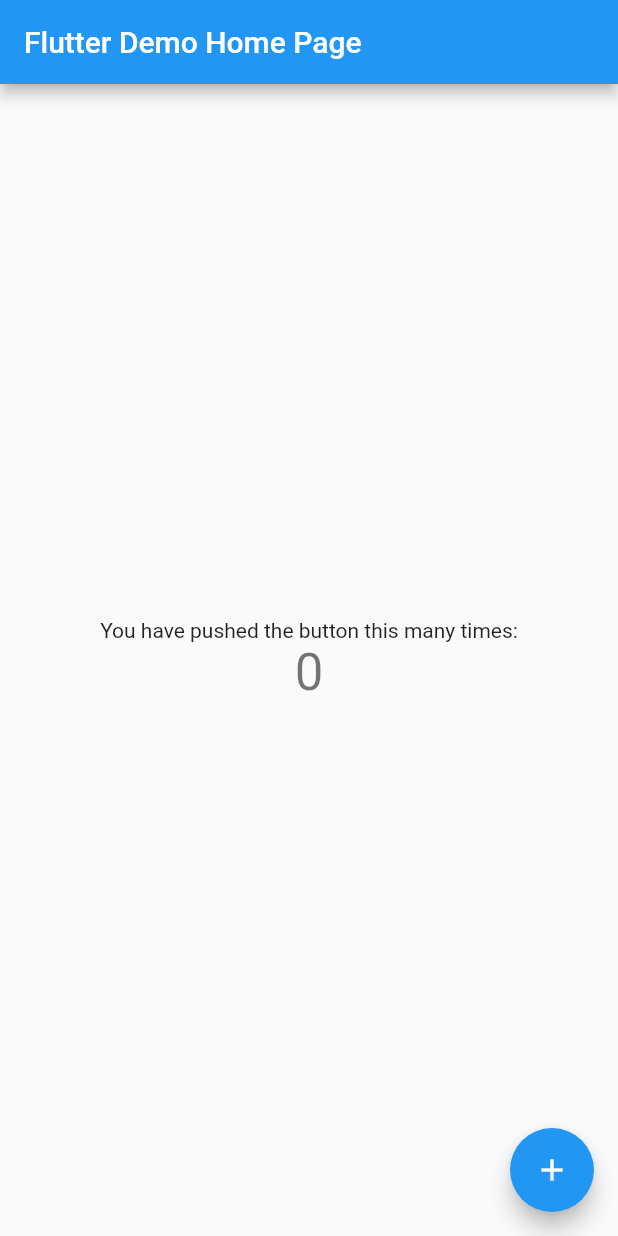
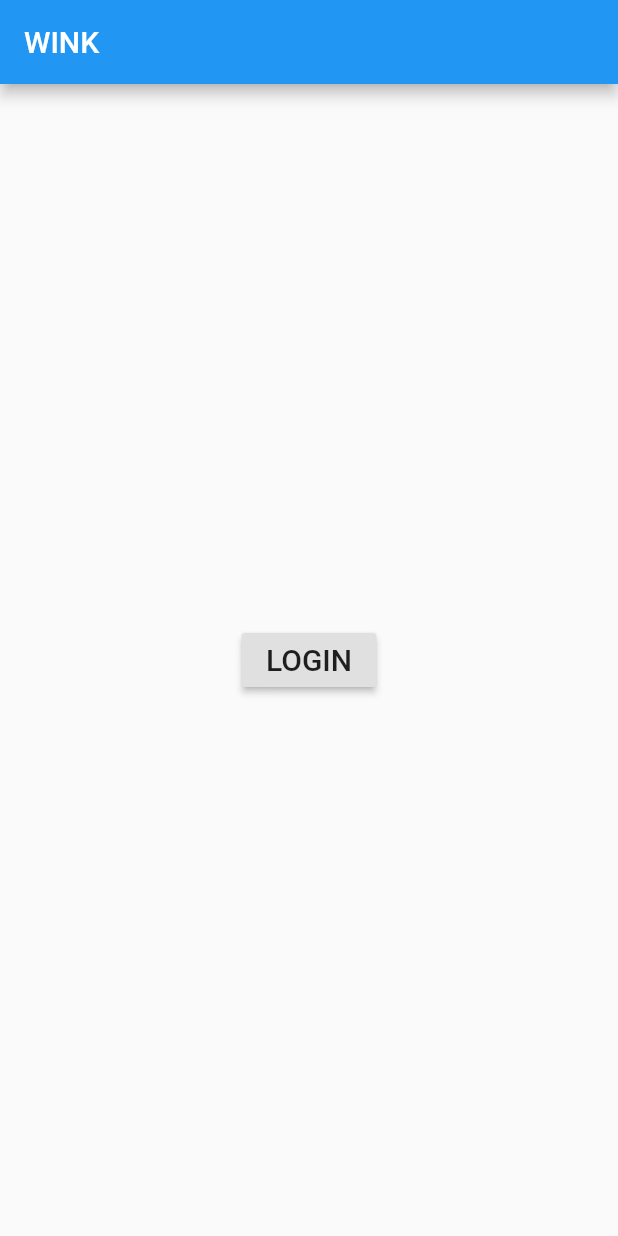
Before and after one commit to KMU-WINK/hssp-app, a Flutter app: the screen it shows after launch, on a phone screen of 412 x 824 dp. Run offline on Flutter 3.47's test engine with Material 2 defaults, Android fonts, the phone set to English and light mode, and no system bars; our stand-ins replace shared_preferences.

Commit message:
feature jsonwebtoken Auth func
토큰 기반 로그인, 자동 로그인, 로그아웃 기능 구현

```diff
--- a/lib/main.dart
+++ b/lib/main.dart
@@ -1,117 +1,55 @@
+import 'dart:io';
 import 'package:flutter/material.dart';
+import 'package:hsspapp/providers/app_config.dart';
+import 'package:hsspapp/providers/auth.dart';
+import 'package:hsspapp/providers/get_data.dart';
+import 'package:hsspapp/screens/login_page.dart';
+import 'package:provider/provider.dart';
 
 void main() {
-  runApp(MyApp());
+  const String wPort = '3010';
+  final String baseUrl =
+      Platform.isAndroid ? 'http://10.0.2.2:$wPort' : 'http://localhost:$wPort';
+  final String dataUrl = '$baseUrl/prod';
+
+  final appConfig =
+      AppConfig(baseUrl: baseUrl, dataUrl: dataUrl, buildFlavor: 'prod');
+
+  runApp(MyApp(appConfig));
 }
 
 class MyApp extends StatelessWidget {
-  // This widget is the root of your application.
+  final appConfiguration;
+
+  MyApp(this.appConfiguration);
+
   @override
   Widget build(BuildContext context) {
-    return MaterialApp(
-      title: 'Flutter Demo',
-      theme: ThemeData(
-        // This is the theme of your application.
-        //
-        // Try running your application with "flutter run". You'll see the
-        // application has a blue toolbar. Then, without quitting the app, try
-        // changing the primarySwatch below to Colors.green and then invoke
-        // "hot reload" (press "r" in the console where you ran "flutter run",
-        // or simply save your changes to "hot reload" in a Flutter IDE).
-        // Notice that the counter didn't reset back to zero; the application
-        // is not restarted.
-        primarySwatch: Colors.blue,
-        // This makes the visual density adapt to the platform that you run
-        // the app on. For desktop platforms, the controls will be smaller and
-        // closer together (more dense) than on mobile platforms.
-        visualDensity: VisualDensity.adaptivePlatformDensity,
+    return MultiProvider(
+      providers: [
+        Provider<AppConfig>.value(
+          value: appConfiguration,
+        ),
+        ChangeNotifierProxyProvider<AppConfig, AuthProvider>(
+          create: (_) => AuthProvider(),
+          update: (_, appConfig, authNotifier) {
+            authNotifier.appConfig = appConfig;
+            return authNotifier;
+          },
+        ),
+        ChangeNotifierProxyProvider2<AppConfig, AuthProvider, GetDataProvider>(
+          create: (_) => GetDataProvider(),
+          update: (_, appConfig, auth, getDataNotifier) {
+            getDataNotifier.appConfig = appConfig;
+            getDataNotifier.auth = auth;
+            return getDataNotifier;
+          },
+        ),
+      ],
+      child: MaterialApp(
+        title: 'HSSP',
+        home: LoginPage(),
       ),
-      home: MyHomePage(title: 'Flutter Demo Home Page'),
     );
   }
 }
-
-class MyHomePage extends StatefulWidget {
-  MyHomePage({Key key, this.title}) : super(key: key);
-
-  // This widget is the home page of your application. It is stateful, meaning
-  // that it has a State object (defined below) that contains fields that affect
-  // how it looks.
-
-  // This class is the configuration for the state. It holds the values (in this
-  // case the title) provided by the parent (in this case the App widget) and
-  // used by the build method of the State. Fields in a Widget subclass are
-  // always marked "final".
-
-  final String title;
-
-  @override
-  _MyHomePageState createState() => _MyHomePageState();
-}
-
-class _MyHomePageState extends State<MyHomePage> {
-  int _counter = 0;
-
-  void _incrementCounter() {
-    setState(() {
-      // This call to setState tells the Flutter framework that something has
-      // changed in this State, which causes it to rerun the build method below
-      // so that the display can reflect the updated values. If we changed
-      // _counter without calling setState(), then the build method would not be
-      // called again, and so nothing would appear to happen.
-      _counter++;
-    });
-  }
-
-  @override
-  Widget build(BuildContext context) {
-    // This method is rerun every time setState is called, for instance as done
-    // by the _incrementCounter method above.
-    //
-    // The Flutter framework has been optimized to make rerunning build methods
-    // fast, so that you can just rebuild anything that needs updating rather
-    // than having to individually change instances of widgets.
-    return Scaffold(
-      appBar: AppBar(
-        // Here we take the value from the MyHomePage object that was created by
-        // the App.build method, and use it to set our appbar title.
-        title: Text(widget.title),
-      ),
-      body: Center(
-        // Center is a layout widget. It takes a single child and positions it
-        // in the middle of the parent.
-        child: Column(
-          // Column is also a layout widget. It takes a list of children and
-          // arranges them vertically. By default, it sizes itself to fit its
-          // children horizontally, and tries to be as tall as its parent.
-          //
-          // Invoke "debug painting" (press "p" in the console, choose the
-          // "Toggle Debug Paint" action from the Flutter Inspector in Android
-          // Studio, or the "Toggle Debug Paint" command in Visual Studio Code)
-          // to see the wireframe for each widget.
-          //
-          // Column has various properties to control how it sizes itself and
-          // how it positions its children. Here we use mainAxisAlignment to
-          // center the children vertically; the main axis here is the vertical
-          // axis because Columns are vertical (the cross axis would be
-          // horizontal).
-          mainAxisAlignment: MainAxisAlignment.center,
-          children: <Widget>[
-            Text(
-              'You have pushed the button this many times:',
-            ),
-            Text(
-              '$_counter',
-              style: Theme.of(context).textTheme.headline4,
-            ),
-          ],
-        ),
-      ),
-      floatingActionButton: FloatingActionButton(
-        onPressed: _incrementCounter,
-        tooltip: 'Increment',
-        child: Icon(Icons.add),
-      ), // This trailing comma makes auto-formatting nicer for build methods.
-    );
-  }
-}
--- /dev/null
+++ b/lib/providers/app_config.dart
@@ -0,0 +1,13 @@
+import 'package:meta/meta.dart';
+
+class AppConfig {
+  final String baseUrl;
+  final String dataUrl;
+  final String buildFlavor;
+
+  AppConfig({
+    @required this.baseUrl,
+    @required this.dataUrl,
+    @required this.buildFlavor,
+  });
+}
--- /dev/null
+++ b/lib/providers/auth.dart
@@ -0,0 +1,77 @@
+import 'dart:convert';
+import 'package:flutter/foundation.dart';
+import 'package:shared_preferences/shared_preferences.dart';
+import 'package:http/http.dart' as http;
+
+import 'app_config.dart';
+
+class AuthProvider with ChangeNotifier {
+  String _token;
+
+  String get token {
+    return _token != null ? _token : null;
+  }
+
+  bool get isAuth => token != null;
+
+  AppConfig _appConfig;
+  AppConfig get appConfig => _appConfig;
+
+  set appConfig(AppConfig appConfigVal) {
+    if (_appConfig != appConfigVal) {
+      _appConfig = appConfigVal;
+      notifyListeners();
+    }
+  }
+
+  Future<void> login() async {
+    try {
+      final String url = '${appConfig.baseUrl}/login';
+      final http.Response response = await http.get(url);
+      final responseData = json.decode(response.body);
+
+      if (response.statusCode != 200 || !responseData['success']) {
+        throw 'Fail login';
+      }
+
+      _token = responseData['token'];
+
+      print('token: $_token');
+
+      final SharedPreferences prefs = await SharedPreferences.getInstance();
+      await prefs.setString('jwtToken', _token);
+
+      notifyListeners();
+    } catch (e) {
+      print('error: $e');
+
+      throw e;
+    }
+  }
+
+  Future<bool> tyrAutoLogin() async {
+    try {
+      final SharedPreferences prefs = await SharedPreferences.getInstance();
+      if (!prefs.containsKey('jwtToken')) {
+        return false;
+      }
+
+      _token = prefs.getString('jwtToken');
+
+      notifyListeners();
+
+      return true;
+    } catch (e) {
+      throw '자동 로그인 여부 확인 실패';
+    }
+  }
+
+  Future<void> logout() async {
+    _token = null;
+
+    notifyListeners();
+
+    final SharedPreferences prefs = await SharedPreferences.getInstance();
+    await prefs.remove('jwtToken');
+  }
+}
--- /dev/null
+++ b/lib/screens/login_page.dart
@@ -0,0 +1,91 @@
+import 'package:flutter/material.dart';
+import 'package:hsspapp/providers/auth.dart';
+import 'package:hsspapp/screens/main_page.dart';
+import 'package:provider/provider.dart';
+
+class LoginPage extends StatefulWidget {
+  @override
+  _LoginPageState createState() => _LoginPageState();
+}
+
+class _LoginPageState extends State<LoginPage> {
+  bool _submitting = false;
+  bool _checkingLoggedIn = true;
+
+  @override
+  void initState() {
+    super.initState();
+    _checkLoggedIn();
+  }
+
+  _checkLoggedIn() async {
+    try {
+      final bool isLoggedIn = await Provider.of<AuthProvider>(
+        context,
+        listen: false,
+      ).tyrAutoLogin();
+
+      if (isLoggedIn) {
+        Navigator.push(
+          context,
+          MaterialPageRoute(builder: (context) => MainPage()),
+        );
+      } else {
+        setState(() => _checkingLoggedIn = false);
+      }
+    } catch (e) {
+      print(e);
+      setState(() => _checkingLoggedIn = false);
+    }
+  }
+
+  @override
+  Widget build(BuildContext context) {
+    if (_checkingLoggedIn) {
+      return Scaffold(
+        appBar: AppBar(
+          title: Text('WINK'),
+        ),
+        body: Center(
+          child: CircularProgressIndicator(),
+        ),
+      );
+    }
+    return Scaffold(
+      appBar: AppBar(
+        title: Text('WINK'),
+      ),
+      body: Center(
+        child: _submitting
+            ? Center(
+                child: CircularProgressIndicator(),
+              )
+            : RaisedButton(
+                child: Text(
+                  'LOGIN',
+                  style: TextStyle(fontSize: 20.0),
+                ),
+                onPressed: () async {
+                  try {
+                    setState(() => _submitting = true);
+
+                    await Provider.of<AuthProvider>(
+                      context,
+                      listen: false,
+                    ).login();
+
+                    setState(() => _submitting = false);
+                    Navigator.pushReplacement(
+                      context,
+                      MaterialPageRoute(builder: (context) => MainPage()),
+                    );
+                  } catch (e) {
+                    print(e);
+                    setState(() => _submitting = false);
+                  }
+                },
+              ),
+      ),
+    );
+  }
+}
--- a/pubspec.yaml
+++ b/pubspec.yaml
@@ -28,6 +28,9 @@
   # The following adds the Cupertino Icons font to your application.
   # Use with the CupertinoIcons class for iOS style icons.
   cupertino_icons: ^0.1.3
+  provider: ^4.3.2
+  shared_preferences: ^0.5.8
+  http:
 
 dev_dependencies:
   flutter_test:
```
Also changed, not shown: lib/providers/get_data.dart (added, +55 -0 lines), lib/screens/main_page.dart (added, +50 -0 lines), pubspec.lock, 5 other files.
